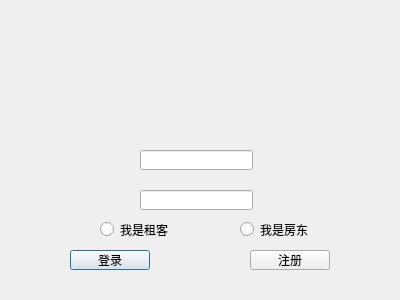
First picture: the form in MainLaunch_qt/src/login/logindialog.ui, repository luohanqing0318/graduation-design, before the edit.
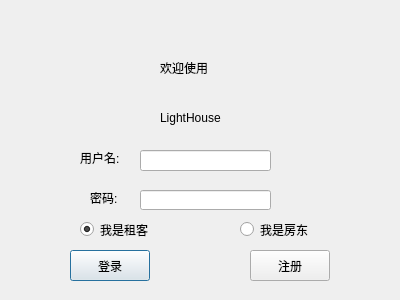
Second picture: the form after the edit.

What changed in the file:
```diff
--- a/MainLaunch_qt/src/login/logindialog.ui
+++ b/MainLaunch_qt/src/login/logindialog.ui
@@ -18,8 +18,8 @@
     <rect>
      <x>140</x>
      <y>150</y>
-     <width>113</width>
-     <height>20</height>
+     <width>131</width>
+     <height>21</height>
     </rect>
    </property>
   </widget>
@@ -28,7 +28,7 @@
     <rect>
      <x>140</x>
      <y>190</y>
-     <width>113</width>
+     <width>131</width>
      <height>20</height>
     </rect>
    </property>
@@ -39,7 +39,7 @@
      <x>70</x>
      <y>250</y>
      <width>80</width>
-     <height>20</height>
+     <height>31</height>
     </rect>
    </property>
    <property name="text">
@@ -52,7 +52,7 @@
      <x>250</x>
      <y>250</y>
      <width>80</width>
-     <height>20</height>
+     <height>31</height>
     </rect>
    </property>
    <property name="text">
@@ -75,7 +75,7 @@
   <widget class="QRadioButton" name="radioButton_1">
    <property name="geometry">
     <rect>
-     <x>100</x>
+     <x>80</x>
      <y>220</y>
      <width>115</width>
      <height>19</height>
@@ -84,6 +84,64 @@
    <property name="text">
     <string>我是租客</string>
    </property>
+   <property name="checked">
+    <bool>true</bool>
+   </property>
+   <attribute name="buttonGroup">
+    <string notr="true">buttonGroup</string>
+   </attribute>
+  </widget>
+  <widget class="QLabel" name="label">
+   <property name="geometry">
+    <rect>
+     <x>160</x>
+     <y>60</y>
+     <width>72</width>
+     <height>15</height>
+    </rect>
+   </property>
+   <property name="text">
+    <string>欢迎使用</string>
+   </property>
+  </widget>
+  <widget class="QLabel" name="label_2">
+   <property name="geometry">
+    <rect>
+     <x>160</x>
+     <y>110</y>
+     <width>72</width>
+     <height>15</height>
+    </rect>
+   </property>
+   <property name="text">
+    <string>LightHouse</string>
+   </property>
+  </widget>
+  <widget class="QLabel" name="label_3">
+   <property name="geometry">
+    <rect>
+     <x>80</x>
+     <y>150</y>
+     <width>61</width>
+     <height>16</height>
+    </rect>
+   </property>
+   <property name="text">
+    <string>用户名:</string>
+   </property>
+  </widget>
+  <widget class="QLabel" name="label_4">
+   <property name="geometry">
+    <rect>
+     <x>90</x>
+     <y>190</y>
+     <width>41</width>
+     <height>16</height>
+    </rect>
+   </property>
+   <property name="text">
+    <string>密码:</string>
+   </property>
   </widget>
  </widget>
  <resources/>
```
Left out of the diff: 6 changed lines with no effect on the pictures.
